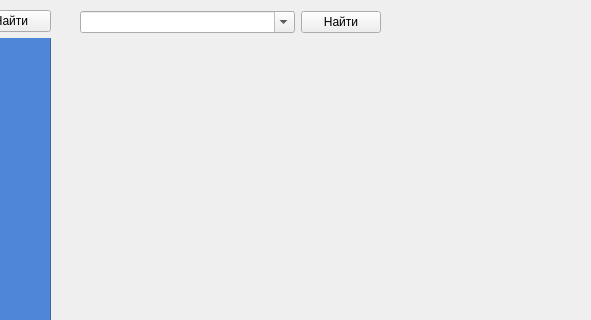
Before: the Qt Designer form sources/ui/Student_Storage.ui in ellusive3/StudentsStorage, drawn with Qt 5; both pictures show x 230 to 821 and y 0 to 320 of the 1116 by 785 pixel window.
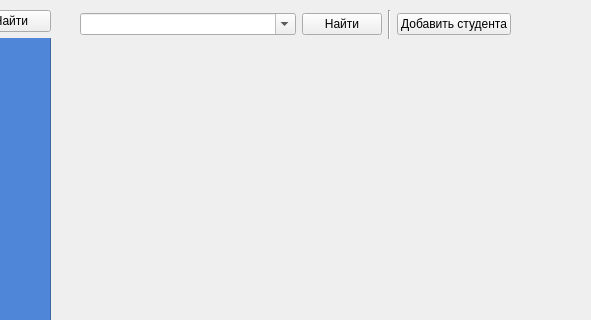
After: the same form once the commit is applied.

Commit message: Добавлено диалоговое окно для создания нового студента

What changed in the file:
```diff
--- a/sources/ui/Student_Storage.ui
+++ b/sources/ui/Student_Storage.ui
@@ -108,15 +108,34 @@
      </item>
     </layout>
    </widget>
-   <widget class="QWidget" name="horizontalLayoutWidget_2">
+   <widget class="QWidget" name="verticalLayoutWidget_3">
+    <property name="geometry">
+     <rect>
+      <x>310</x>
+      <y>50</y>
+      <width>781</width>
+      <height>691</height>
+     </rect>
+    </property>
+    <layout class="QVBoxLayout" name="dynamicContentLayout">
+     <property name="sizeConstraint">
+      <enum>QLayout::SetNoConstraint</enum>
+     </property>
+    </layout>
+   </widget>
+   <widget class="QWidget" name="">
     <property name="geometry">
      <rect>
       <x>310</x>
       <y>10</y>
-      <width>301</width>
-      <height>25</height>
+      <width>431</width>
+      <height>29</height>
      </rect>
     </property>
+    <layout class="QHBoxLayout" name="horizontalLayout_4">
+     <item>
+      <layout class="QHBoxLayout" name="horizontalLayout_2">
+       <item>
     <layout class="QHBoxLayout" name="horizontalLayout_3">
      <item>
       <widget class="QComboBox" name="searchUserComboBox">
@@ -148,20 +167,23 @@
       </widget>
      </item>
     </layout>
-   </widget>
-   <widget class="QWidget" name="verticalLayoutWidget_3">
-    <property name="geometry">
-     <rect>
-      <x>310</x>
-      <y>50</y>
-      <width>781</width>
-      <height>691</height>
-     </rect>
-    </property>
-    <layout class="QVBoxLayout" name="dynamicContentLayout">
-     <property name="sizeConstraint">
-      <enum>QLayout::SetNoConstraint</enum>
-     </property>
+       </item>
+       <item>
+        <widget class="Line" name="line">
+         <property name="orientation">
+          <enum>Qt::Vertical</enum>
+         </property>
+        </widget>
+       </item>
+      </layout>
+     </item>
+     <item>
+      <widget class="QPushButton" name="openAddStudentForm">
+       <property name="text">
+        <string>Добавить студента</string>
+       </property>
+      </widget>
+     </item>
     </layout>
    </widget>
   </widget>
```
Left out of the diff: 8 changed lines with no effect on the pictures. Lines whose indentation alone changed are shown as unchanged. The commit also changes 9 other files.
